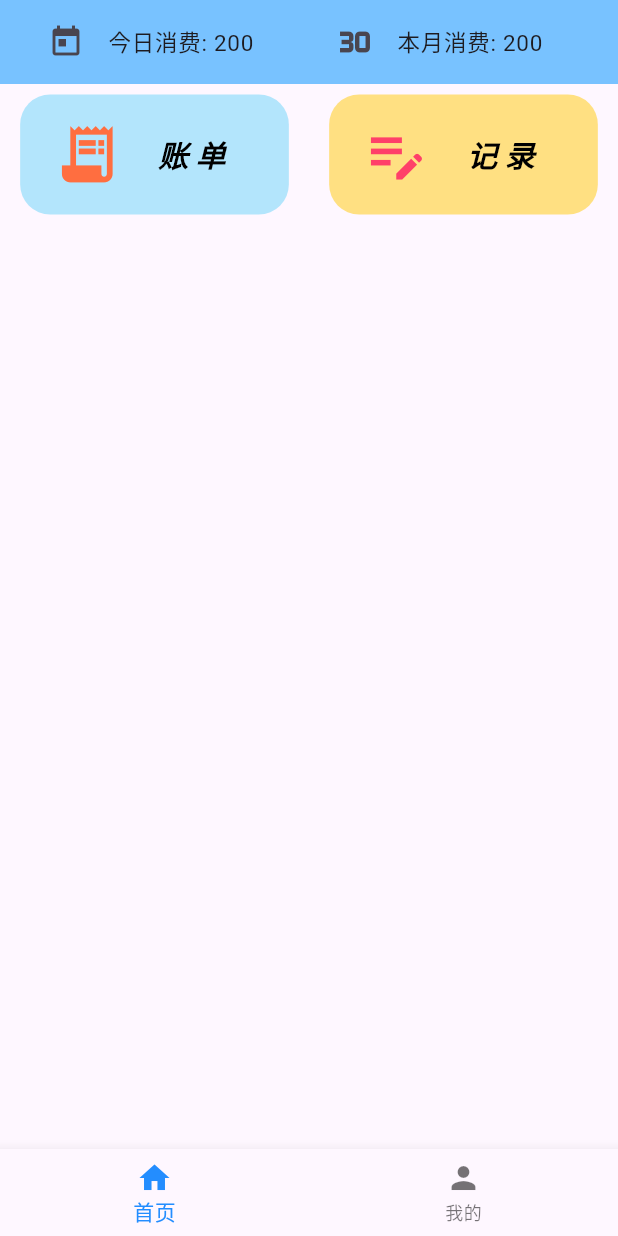
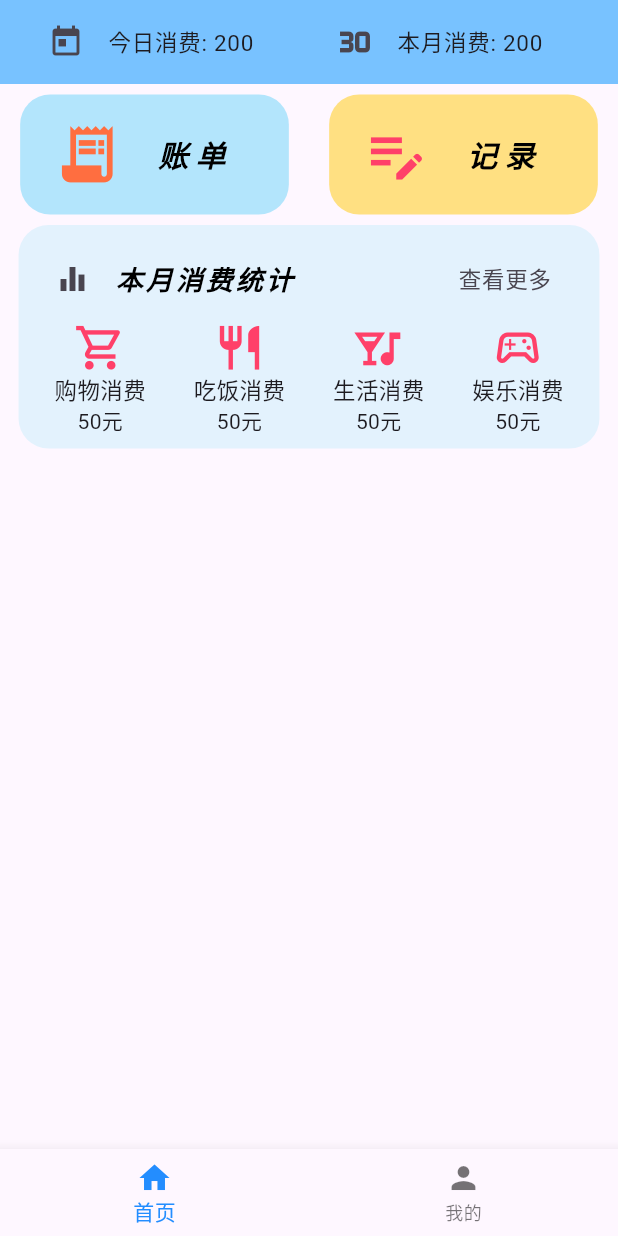
Before and after one commit to OWOfadeAway/bookkeeping, a Flutter app: the screen it shows after launch, on a phone screen of 412 x 824 dp. Run offline on Flutter 3.47's test engine with Material 3 defaults, Android fonts, the phone set to English and light mode, and no system bars; our stand-ins replace get.

Commit message:
next dev

```diff
--- a/lib/pages/tabs/homePage.dart
+++ b/lib/pages/tabs/homePage.dart
@@ -3,7 +3,7 @@
  *
  * @Author: jxh
  * @Date: 2024-04-17 11:16:51
- * @LastEditTime: 2024-05-24 17:37:20
+ * @LastEditTime: 2024-05-25 09:53:47
  * @LastEditors: jxh
  */
 import 'package:flutter/material.dart';
@@ -21,18 +21,18 @@ class _MyHomePageState extends State<MyHomePage> {
     return Scaffold(
         appBar: AppBar(
           backgroundColor: Theme.of(context).primaryColor,
-          title:  Row(
+          title: Row(
             mainAxisAlignment: MainAxisAlignment.spaceBetween,
             children: [
               Container(
-                width: MediaQuery.of(context).size.width / 2.2,
-                  child: ListTile(
+                  width: MediaQuery.of(context).size.width / 2.2,
+                  child: const ListTile(
                     leading: Icon(Icons.today),
                     title: Text('今日消费: 200', style: TextStyle(fontSize: 15)),
                   )),
               Container(
-                width: MediaQuery.of(context).size.width / 2.2,
-                  child: ListTile(
+                  width: MediaQuery.of(context).size.width / 2.2,
+                  child: const ListTile(
                     leading: Icon(Icons.thirty_fps_outlined),
                     title: Text('本月消费: 200', style: TextStyle(fontSize: 15)),
                   ))
@@ -101,8 +101,7 @@ class _MyHomePageState extends State<MyHomePage> {
                                   Expanded(
                                       flex: 2,
                                       child: Icon(Icons.edit_note_outlined,
-                                          color: const Color.fromARGB(
-                                              255, 255, 64, 105),
+                                          color:Color.fromARGB(255, 255, 64, 105),
                                           size: 45.0)),
                                   Expanded(
                                       flex: 2,
@@ -120,7 +119,69 @@ class _MyHomePageState extends State<MyHomePage> {
                             ),
                           ))),
                 ],
-              )
+              ),
+              Container(
+                  width: MediaQuery.of(context).size.width * 0.94,
+                  decoration: BoxDecoration(
+                      color: Colors.blue[50],
+                      borderRadius: BorderRadius.all(Radius.circular(20.0))),
+                  child: const Padding(
+                    padding: EdgeInsets.all(8.0),
+                    child: Column(
+                      children: [
+                        ListTile(
+                          trailing:Text('查看更多',style: TextStyle(fontSize: 15),),
+                          leading: Icon(Icons.equalizer),
+                          title: Text(
+                            '本月消费统计',
+                            style: TextStyle(
+                                color: Colors.black,
+                                fontSize: 18,
+                                letterSpacing: 2.0,
+                                fontWeight: FontWeight.w600,
+                                fontStyle: FontStyle.italic),
+                          ),
+                        ),
+                        Row(
+                          mainAxisAlignment: MainAxisAlignment.spaceAround,
+                          children: [
+                            Column(
+                              mainAxisAlignment: MainAxisAlignment.center,
+                              children: [
+                                Icon(Icons.shopping_cart_outlined,size: 35,color: Color.fromARGB(255, 255, 64, 105),),
+                                Text('购物消费',style: TextStyle(fontSize: 15),),
+                                Text('50'+'元')
+                              ],
+                            ),
+                            Column(
+                              mainAxisAlignment: MainAxisAlignment.center,
+                              children: [
+                                Icon(Icons.restaurant_outlined,size: 35,color: Color.fromARGB(255, 255, 64, 105),),
+                                Text('吃饭消费',style: TextStyle(fontSize: 15),),
+                                Text('50'+'元')
+                              ],
+                            ),
+                            Column(
+                              mainAxisAlignment: MainAxisAlignment.center,
+                              children: [
+                                Icon(Icons.nightlife_outlined,size: 35,color: Color.fromARGB(255, 255, 64, 105),),
+                                Text('生活消费',style: TextStyle(fontSize: 15),),
+                                Text('50'+'元')
+                              ],
+                            ),
+                            Column(
+                              mainAxisAlignment: MainAxisAlignment.center,
+                              children: [
+                                Icon(Icons.sports_esports_outlined,size: 35,color: Color.fromARGB(255, 255, 64, 105),),
+                                Text('娱乐消费',style: TextStyle(fontSize: 15),),
+                                Text('50'+'元')
+                              ],
+                            ),
+                          ],
+                        )
+                      ],
+                    ),
+                  ))
             ],
           ),
         ));
--- a/lib/pages/tabs/user.dart
+++ b/lib/pages/tabs/user.dart
@@ -3,7 +3,7 @@
  *
  * @Author: jxh
  * @Date: 2024-04-17 11:16:51
- * @LastEditTime: 2024-05-24 15:31:45
+ * @LastEditTime: 2024-05-25 08:56:32
  * @LastEditors: jxh
  */
 import 'dart:ui';
@@ -116,7 +116,6 @@ class _user extends State<User> {
                                   onTap: (){} ,
                                   child:const ListTile(
                                     //  Color.fromRGBO(247, 244, 237, 1),
-
                                     leading: Icon(Icons.settings),
                                     title: Text("设置"),
                                   ),
```
